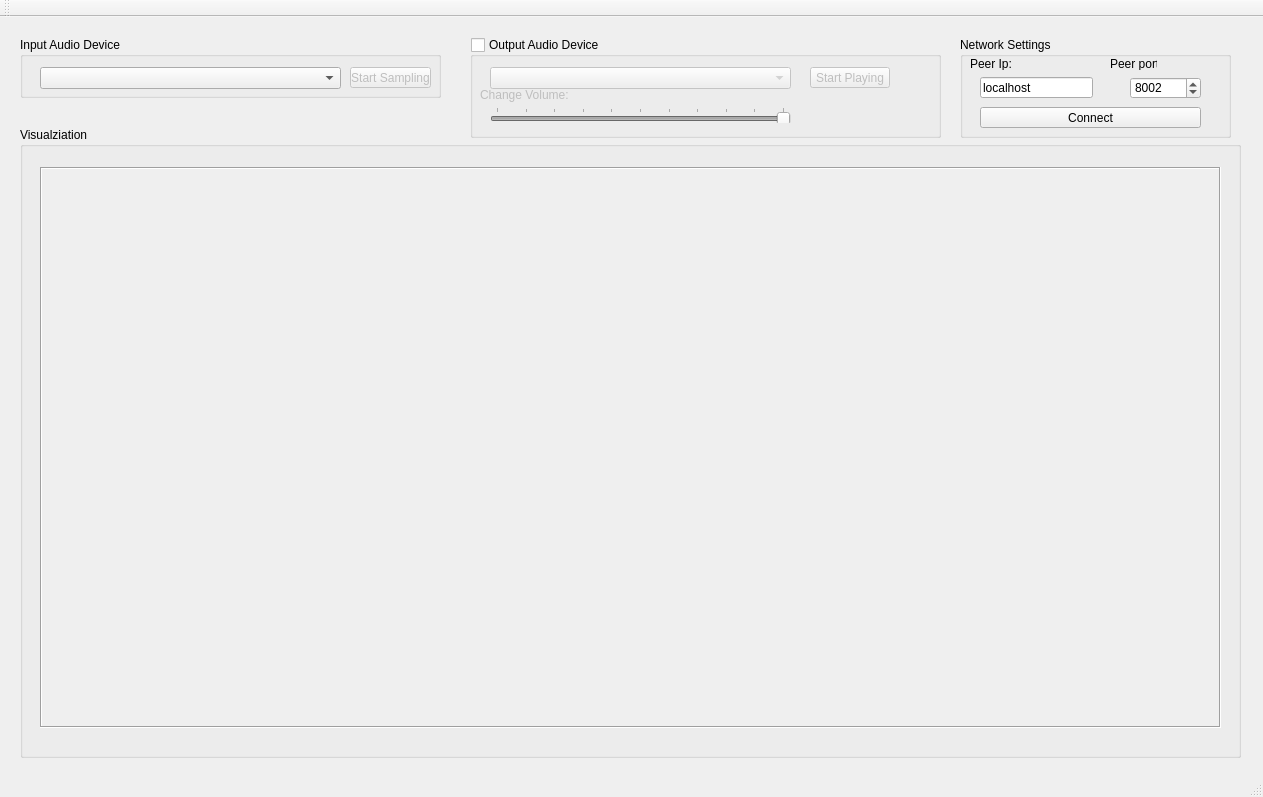
Before: the Qt Designer form mainwindow.ui in scyphio122/Live_Audio_Streaming_App, drawn with Qt 5.
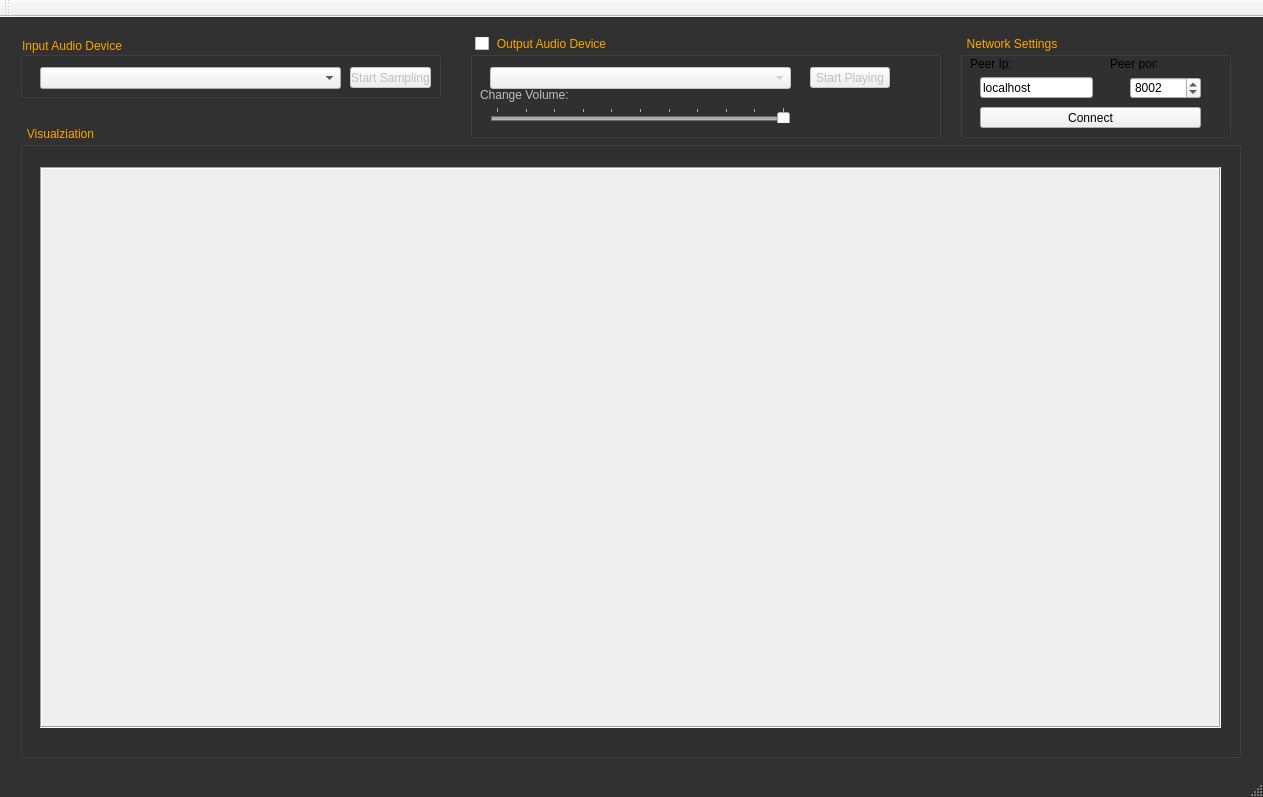
After: the same form once the commit is applied.

Patch:
```diff
--- a/mainwindow.ui
+++ b/mainwindow.ui
@@ -13,6 +13,16 @@
   <property name="windowTitle">
    <string>Remote Boombox</string>
   </property>
+  <property name="autoFillBackground">
+   <bool>false</bool>
+  </property>
+  <property name="styleSheet">
+   <string notr="true">#MainWindow {
+background-color: rgb(49, 49, 49);
+}
+
+</string>
+  </property>
   <property name="tabShape">
    <enum>QTabWidget::Rounded</enum>
   </property>
@@ -26,6 +36,13 @@
       <height>61</height>
      </rect>
     </property>
+    <property name="styleSheet">
+     <string notr="true">QGroupBox {
+    text-align: left; /* align the text to the left */
+	color:orange;
+    padding-left: 5px;
+}</string>
+    </property>
     <property name="title">
      <string>Input Audio Device</string>
     </property>
@@ -68,6 +85,13 @@
       <height>101</height>
      </rect>
     </property>
+    <property name="styleSheet">
+     <string notr="true">QGroupBox::title {
+    text-align: left; /* align the text to the left */
+	color:orange;
+    padding-left: 5px;
+}</string>
+    </property>
     <property name="title">
      <string>Output Audio Device</string>
     </property>
@@ -148,6 +172,13 @@
       <height>631</height>
      </rect>
     </property>
+    <property name="styleSheet">
+     <string notr="true">QGroupBox::title {
+    text-align: left; /* align the text to the left */
+	color:orange;
+    padding-left: 5px;
+}</string>
+    </property>
     <property name="title">
      <string>Visualziation</string>
     </property>
@@ -186,6 +217,13 @@
       <height>101</height>
      </rect>
     </property>
+    <property name="styleSheet">
+     <string notr="true">QGroupBox::title {
+    text-align: left; /* align the text to the left */
+	color:orange;
+    padding-left: 5px;
+}</string>
+    </property>
     <property name="title">
      <string>Network Settings</string>
     </property>
@@ -198,6 +236,11 @@
        <height>13</height>
       </rect>
      </property>
+     <property name="styleSheet">
+      <string notr="true">QLabel::text {
+	color:orange;
+}</string>
+     </property>
      <property name="text">
       <string>Peer Ip:</string>
      </property>
@@ -224,6 +267,11 @@
        <height>13</height>
       </rect>
      </property>
+     <property name="styleSheet">
+      <string notr="true">QLabel::text{
+	color:orange;
+}</string>
+     </property>
      <property name="text">
       <string>Peer port:</string>
      </property>
```
